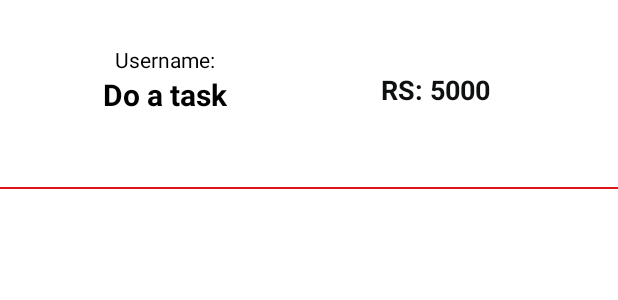
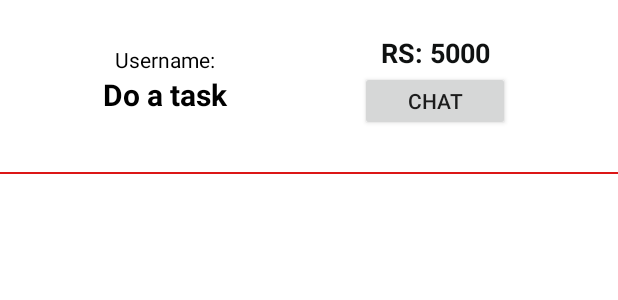
Before and after one commit to bilalhussain793/GetDone, an Android app: the layout offer_layout.xml on its own in the app's theme, with its tools: preview values and no code run, on a phone screen of 412 x 824 dp. Shown: the top 300 px of the screen. Run offline under Robolectric (Android 15) with nearby library versions, the phone set to English and light mode, and no system bars; network calls fail.

Commit message:
Chat added

```diff
--- a/app/src/main/java/com/example/abdullah/getdone/HomeFragment.java
+++ b/app/src/main/java/com/example/abdullah/getdone/HomeFragment.java
@@ -40,7 +40,7 @@ import java.util.List;
 
 public class HomeFragment extends Fragment {
 
-    private static final String URL_GETDATA = "http://192.168.8.100/GetDone/get_post.php";
+    private static final String URL_GETDATA = "http://192.168.0.105/GetDone/get_post.php";
 
     //a list to store all the products
     List<Get_post> productList;
--- a/app/src/main/java/com/example/abdullah/getdone/Login.java
+++ b/app/src/main/java/com/example/abdullah/getdone/Login.java
@@ -43,7 +43,7 @@ public class Login extends AppCompatActivity {
     FirebaseUserAdapter firebaseUserAdapter=new FirebaseUserAdapter();
     TextView reg_btn;
     String Name,Password;
-    private String URL_REGIST = "http://192.168.8.100/GetDone/login.php";
+    private String URL_REGIST = "http://192.168.0.105/GetDone/login.php";
     AlertDialog.Builder builder;
 
     ProgressDialog pd;
@@ -165,7 +165,6 @@ public class Login extends AppCompatActivity {
                 }else {
                     NM.setError("Invalid User");
                 }
-
             }
 
             @Override
--- a/app/src/main/java/com/example/abdullah/getdone/PostTaskFragment.java
+++ b/app/src/main/java/com/example/abdullah/getdone/PostTaskFragment.java
@@ -52,7 +52,7 @@ public class PostTaskFragment extends Fragment {
     String nm =UserDetails.username;
 
     EditText title,etdescription,person,budget,locaton,unm;
-    private String URL_REGIST = "http://192.168.8.100/GetDone/posttask.php";
+    private String URL_REGIST = "http://192.168.0.105/GetDone/posttask.php";
     RadioButton physical,online;
 
     String Title,description,no_of_Persons,Budget,Location;
--- a/app/src/main/java/com/example/abdullah/getdone/activity_dtl_task.java
+++ b/app/src/main/java/com/example/abdullah/getdone/activity_dtl_task.java
@@ -33,7 +33,7 @@ public class activity_dtl_task extends AppCompatActivity {
     TextView name,type,status,location,budget,last_date,no_persons,type_of_task,desc,Name;
      Button offer;
 
-    private static final String URL_GETDATA = "http://192.168.8.100/GetDone/get_offer.php";
+    private static final String URL_GETDATA = "http://192.168.0.105/GetDone/get_offer.php";
 
     AlertDialog.Builder builder;
     //the recyclerview
--- a/app/src/main/java/com/example/abdullah/getdone/contact_us.java
+++ b/app/src/main/java/com/example/abdullah/getdone/contact_us.java
@@ -25,7 +25,7 @@ public class contact_us extends AppCompatActivity {
 EditText Name,Email,Subject,Message;
 Button send;
 String name,email,subject,mess;
-    private String URL_REGIST = "http://192.168.8.100/GetDone/contact.php";
+    private String URL_REGIST = "http://192.168.0.105/GetDone/contact.php";
     AlertDialog.Builder builder;
 
     @Override
--- a/app/src/main/java/com/example/abdullah/getdone/offer.java
+++ b/app/src/main/java/com/example/abdullah/getdone/offer.java
@@ -25,7 +25,7 @@ import java.util.Map;
 public class offer extends AppCompatActivity {
 EditText price,why;
 CheckBox agree;
-    private static String URL_LOGIN = "http://192.168.8.100/GetDone/offer.php";
+    private static String URL_LOGIN = "http://192.168.0.105/GetDone/offer.php";
     AlertDialog.Builder builder;
 Button offer;
 
--- a/app/src/main/java/com/example/abdullah/getdone/show_categor.java
+++ b/app/src/main/java/com/example/abdullah/getdone/show_categor.java
@@ -24,7 +24,7 @@ import java.util.List;
 import java.util.Map;
 
 public class show_categor extends AppCompatActivity {
-    private static final String URL_GETDATA = "http://192.168.8.100/GetDone/get_post_category.php";
+    private static final String URL_GETDATA = "http://192.168.0.105/GetDone/get_post_category.php";
 
     AlertDialog.Builder builder;
     //the recyclerview
--- a/app/src/main/java/com/example/abdullah/getdone/sign_up.java
+++ b/app/src/main/java/com/example/abdullah/getdone/sign_up.java
@@ -41,7 +41,7 @@ public class sign_up extends AppCompatActivity {
     private EditText etUser_Name, etEmail, etPassword, etConfirm_password, etcnic,etphone;
     private Button btnSignUp;
     // private Spinner spinnerType;#10.0.02.2
-    private String URL_REGIST = "http://192.168.8.100/GetDone/register.php";
+    private String URL_REGIST = "http://192.168.0.105/GetDone/register.php";
     AlertDialog.Builder builder;
 
 
--- a/app/src/main/res/layout/offer_layout.xml
+++ b/app/src/main/res/layout/offer_layout.xml
@@ -9,9 +9,8 @@
 
     <LinearLayout
         android:layout_width="400dp"
-        android:layout_height="120dp"
+        android:layout_height="110dp"
         android:orientation="horizontal"
-
         android:padding="20dp">
 
 
@@ -70,7 +69,11 @@
                 android:textColor="@color/colorPrimaryDark"
                 android:textSize="18dp"
                 android:textStyle="bold" />
+            <Button
+                android:layout_height="40dp"
+                android:layout_width="100dp"
+                android:text="Chat"
+                android:id="@+id/cht"/>
         </LinearLayout>
     </LinearLayout>
-
 </LinearLayout>
```
Also changed, not shown: app/src/main/java/com/example/abdullah/getdone/MyTaskFragment.java (+9 -2 lines), app/src/main/java/com/example/abdullah/getdone/OffersAdapter.java (+19 -4 lines).
